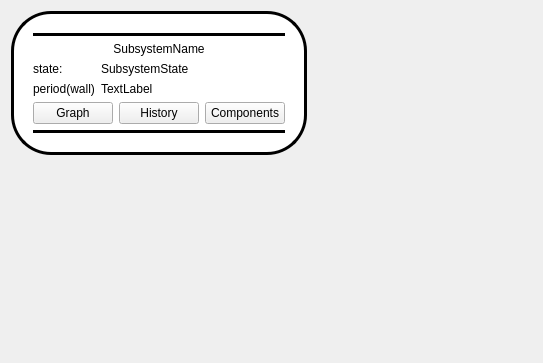
First picture: the form in rqt_agent/resource/SubsystemWidget.ui, repository RCPRG-ros-pkg/agent_orocos, before the edit.
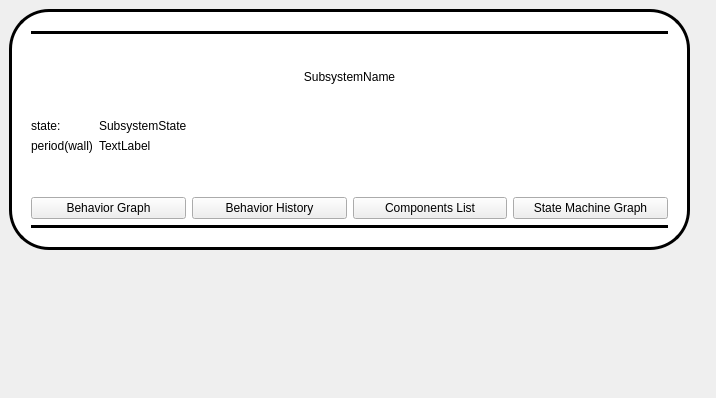
Second picture: the form after the edit.

Diff of the .ui file:
```diff
--- a/rqt_agent/resource/SubsystemWidget.ui
+++ b/rqt_agent/resource/SubsystemWidget.ui
@@ -6,8 +6,8 @@
    <rect>
     <x>0</x>
     <y>0</y>
-    <width>543</width>
-    <height>363</height>
+    <width>716</width>
+    <height>398</height>
    </rect>
   </property>
   <property name="sizePolicy">
@@ -25,9 +25,15 @@
   <property name="styleSheet">
    <string notr="true"/>
   </property>
-  <layout class="QFormLayout" name="formLayout">
-   <item row="0" column="0" colspan="2">
     <widget class="QFrame" name="SubsystemWidget_2">
+   <property name="geometry">
+    <rect>
+     <x>9</x>
+     <y>9</y>
+     <width>681</width>
+     <height>241</height>
+    </rect>
+   </property>
      <property name="styleSheet">
       <string notr="true">QFrame#SubsystemWidget_2 {
  border-color: rgb(0, 0, 0);
@@ -39,14 +45,11 @@
 }
 </string>
      </property>
-     <layout class="QVBoxLayout" name="verticalLayout" stretch="0,0,0,0,0,0,0">
-      <property name="sizeConstraint">
-       <enum>QLayout::SetMaximumSize</enum>
-      </property>
-      <item>
+   <layout class="QGridLayout" name="gridLayout_2">
+    <item row="0" column="0">
        <layout class="QHBoxLayout" name="upper_buffers_layout"/>
       </item>
-      <item>
+    <item row="1" column="0">
        <widget class="Line" name="line_2">
         <property name="frameShadow">
          <enum>QFrame::Plain</enum>
@@ -62,7 +65,7 @@
         </property>
        </widget>
       </item>
-      <item>
+    <item row="2" column="0">
        <widget class="QLabel" name="SubsystemName">
         <property name="text">
          <string>SubsystemName</string>
@@ -72,15 +75,8 @@
         </property>
        </widget>
       </item>
-      <item>
+    <item row="3" column="0">
        <layout class="QFormLayout" name="formLayout_2">
-        <item row="2" column="0">
-         <widget class="QLabel" name="label_2">
-          <property name="text">
-           <string>period(wall)</string>
-          </property>
-         </widget>
-        </item>
         <item row="1" column="0">
          <widget class="QLabel" name="label_4">
           <property name="text">
@@ -104,6 +100,13 @@
           </property>
          </widget>
         </item>
+      <item row="2" column="0">
+       <widget class="QLabel" name="label_2">
+        <property name="text">
+         <string>period(wall)</string>
+        </property>
+       </widget>
+      </item>
         <item row="2" column="1">
          <widget class="QLabel" name="PeriodWall">
           <property name="text">
@@ -113,32 +116,39 @@
         </item>
        </layout>
       </item>
-      <item>
-       <layout class="QGridLayout" name="gridLayout_2" columnstretch="0,0,0">
-        <item row="0" column="2">
-         <widget class="QPushButton" name="showComponents">
-          <property name="text">
-           <string>Components</string>
-          </property>
-         </widget>
-        </item>
+    <item row="4" column="0">
+     <layout class="QGridLayout" name="gridLayout">
         <item row="0" column="0">
-         <widget class="QPushButton" name="showGraph">
+       <widget class="QPushButton" name="showBehaviorGraph">
           <property name="text">
-           <string>Graph</string>
+         <string>Behavior Graph</string>
           </property>
          </widget>
         </item>
         <item row="0" column="1">
-         <widget class="QPushButton" name="showHistory">
+       <widget class="QPushButton" name="showBehaviorHistory">
           <property name="text">
-           <string>History</string>
+         <string>Behavior History</string>
+        </property>
+       </widget>
+      </item>
+      <item row="0" column="2">
+       <widget class="QPushButton" name="showComponentsList">
+        <property name="text">
+         <string>Components List</string>
+        </property>
+       </widget>
+      </item>
+      <item row="0" column="3">
+       <widget class="QPushButton" name="showStateMachineGraph">
+        <property name="text">
+         <string>State Machine Graph</string>
           </property>
          </widget>
         </item>
        </layout>
       </item>
-      <item>
+    <item row="5" column="0">
        <widget class="Line" name="line">
         <property name="frameShadow">
          <enum>QFrame::Plain</enum>
@@ -154,13 +164,11 @@
         </property>
        </widget>
       </item>
-      <item>
+    <item row="6" column="0">
        <layout class="QHBoxLayout" name="lower_buffers_layout"/>
       </item>
      </layout>
     </widget>
-   </item>
-  </layout>
  </widget>
  <resources/>
  <connections/>
```
Lines whose indentation alone changed are shown as unchanged.
